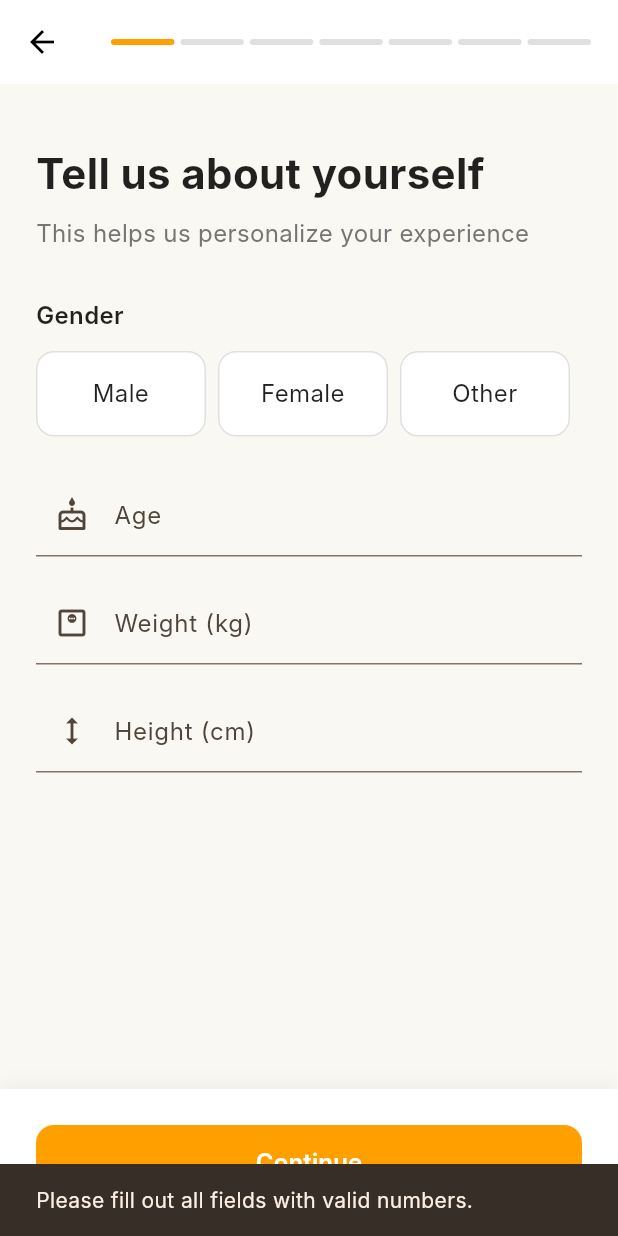
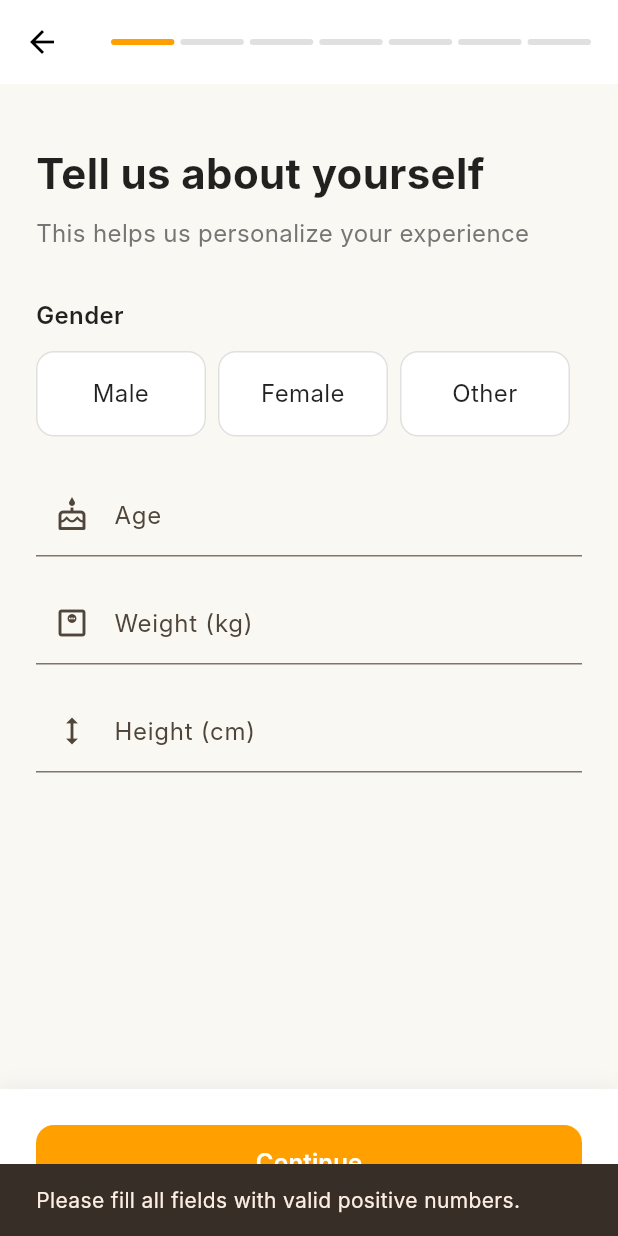
Before and after one commit to Process-ing/avena-app, a Flutter app: the QAScreen screen opened directly, after a tap on "Continue", on a phone screen of 412 x 824 dp. Run offline on Flutter 3.47's test engine with Material 3 defaults, Android fonts, the phone set to English and light mode, and no system bars; our stand-ins replace dio, fl_chart, flutter_riverpod, freezed_annotation, retrofit, riverpod_annotation; missing offline and left inert: flutter_better_auth; generated files the repository leaves out were written again; Roboto replaces fonts that are missing (Inter).

Commit message:
Frontend QA Done

```diff
--- a/lib/screen/qa_screen.dart
+++ b/lib/screen/qa_screen.dart
@@ -25,24 +25,37 @@ class _QAScreenState extends State<QAScreen> {
     final weight = _userData['weight'];
     final height = _userData['height'];
     if (gender == null || age == null || weight == null || height == null) return null;
-    if (gender == 'Male') return (10 * weight) + (6.25 * height) - (5 * age) + 5;
-    if (gender == 'Female') return (10 * weight) + (6.25 * height) - (5 * age) - 161;
-    return (((10 * weight) + (6.25 * height) - (5 * age) + 5
-        + 10 * weight + 6.25 * height - 5 * age - 161) / 2);
+    if (age is! num || age <= 0 || weight is! num || weight <= 0 || height is! num || height <= 0) return null;
+
+    double tmb;
+    if (gender == 'Male') {
+      tmb = (10 * weight) + (6.25 * height) - (5 * age) + 5;
+    } else if (gender == 'Female') {
+      tmb = (10 * weight) + (6.25 * height) - (5 * age) - 161;
+    } else {
+      tmb = (((10 * weight) + (6.25 * height) - (5 * age) + 5
+          + 10 * weight + 6.25 * height - 5 * age - 161) / 2);
+    }
+    // Clamp to >= 0
+    if (tmb <= 0) return null;
+    return tmb;
   }
 
   double? _calculateTDEE() {
     final tmb = _calculateTMB();
     if (tmb == null) return null;
     final activityLevel = _userData['activityLevel'];
+    double activityFactor;
     switch (activityLevel) {
-      case 'Sedentary':        return tmb * 1.2;
-      case 'Lightly Active':   return tmb * 1.375;
-      case 'Moderately Active':return tmb * 1.55;
-      case 'Very Active':      return tmb * 1.725;
-      case 'Extra Active':     return tmb * 1.9;
-      default:                 return tmb * 1.2;
+      case 'Sedentary':        activityFactor = 1.2; break;
+      case 'Lightly Active':   activityFactor = 1.375; break;
+      case 'Moderately Active':activityFactor = 1.55; break;
+      case 'Very Active':      activityFactor = 1.725; break;
+      case 'Extra Active':     activityFactor = 1.9; break;
+      default:                 activityFactor = 1.2;
     }
+    final tdee = tmb * activityFactor;
+    return tdee > 0 ? tdee : null;
   }
 
   void _nextPage() {
@@ -224,9 +237,11 @@ class _AboutYouStepState extends State<_AboutYouStep> {
     final age = double.tryParse(_ageController.text);
     final weight = double.tryParse(_weightController.text);
     final height = double.tryParse(_heightController.text);
-    if (_selectedGender == null || age == null || weight == null || height == null) {
+    if (_selectedGender == null ||
+        age == null || weight == null || height == null ||
+        age <= 0   || weight <= 0  || height <= 0) {
       ScaffoldMessenger.of(context).showSnackBar(
-        const SnackBar(content: Text('Please fill out all fields with valid numbers.')),
+        const SnackBar(content: Text('Please fill all fields with valid positive numbers.')),
       );
       return;
     }
```
